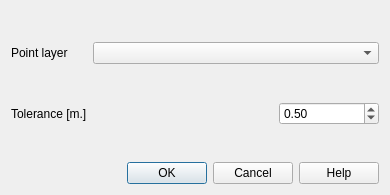
The window that asistente_ladm_col/ui/controlled_measurement_dialog.ui (SwissTierrasColombia/Asistente-LADM-COL) describes before a commit, drawn with Qt 5.
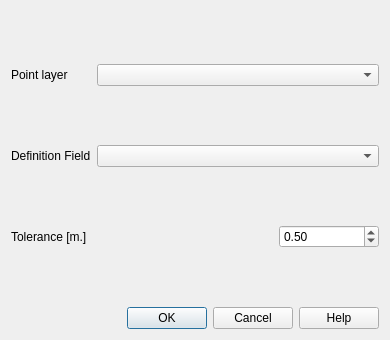
The same window after the commit. Custom widgets are drawn as their Qt base class.

Commit message: Add definition field funtionality

What changed in the file:
```diff
--- a/asistente_ladm_col/ui/controlled_measurement_dialog.ui
+++ b/asistente_ladm_col/ui/controlled_measurement_dialog.ui
@@ -7,7 +7,7 @@
     <x>0</x>
     <y>0</y>
     <width>390</width>
-    <height>195</height>
+    <height>340</height>
    </rect>
   </property>
   <property name="sizePolicy">
@@ -20,8 +20,25 @@
    <string>Controlled Measurement</string>
   </property>
   <layout class="QGridLayout" name="gridLayout">
-   <item row="0" column="0">
-    <layout class="QHBoxLayout" name="horizontalLayout"/>
+   <item row="3" column="1">
+    <spacer name="verticalSpacer_2">
+     <property name="orientation">
+      <enum>Qt::Vertical</enum>
+     </property>
+     <property name="sizeHint" stdset="0">
+      <size>
+       <width>20</width>
+       <height>40</height>
+      </size>
+     </property>
+    </spacer>
+   </item>
+   <item row="4" column="1">
+    <widget class="QLabel" name="label_3">
+     <property name="text">
+      <string>Definition Field</string>
+     </property>
+    </widget>
    </item>
    <item row="1" column="1">
     <spacer name="verticalSpacer">
@@ -36,6 +53,13 @@
      </property>
     </spacer>
    </item>
+   <item row="6" column="1">
+    <widget class="QLabel" name="label_2">
+     <property name="text">
+      <string>Tolerance [m.]</string>
+     </property>
+    </widget>
+   </item>
    <item row="2" column="1">
     <widget class="QLabel" name="label">
      <property name="text">
@@ -46,8 +70,8 @@
    <item row="2" column="2">
     <widget class="QgsMapLayerComboBox" name="mMapLayerComboBox"/>
    </item>
-   <item row="3" column="1">
-    <spacer name="verticalSpacer_2">
+   <item row="7" column="1">
+    <spacer name="verticalSpacer_3">
      <property name="orientation">
       <enum>Qt::Vertical</enum>
      </property>
@@ -59,14 +83,20 @@
      </property>
     </spacer>
    </item>
-   <item row="4" column="1">
-    <widget class="QLabel" name="label_2">
-     <property name="text">
-      <string>Tolerance [m.]</string>
+   <item row="8" column="1" colspan="2">
+    <widget class="QDialogButtonBox" name="buttonBox">
+     <property name="orientation">
+      <enum>Qt::Horizontal</enum>
+     </property>
+     <property name="standardButtons">
+      <set>QDialogButtonBox::Cancel|QDialogButtonBox::Help|QDialogButtonBox::Ok</set>
+     </property>
+     <property name="centerButtons">
+      <bool>false</bool>
      </property>
     </widget>
    </item>
-   <item row="4" column="2">
+   <item row="6" column="2">
     <layout class="QHBoxLayout" name="horizontalLayout_2">
      <item>
       <spacer name="horizontalSpacer">
@@ -100,7 +130,7 @@
     </layout>
    </item>
    <item row="5" column="1">
-    <spacer name="verticalSpacer_3">
+    <spacer name="verticalSpacer_4">
      <property name="orientation">
       <enum>Qt::Vertical</enum>
      </property>
@@ -112,18 +142,8 @@
      </property>
     </spacer>
    </item>
-   <item row="6" column="1" colspan="2">
-    <widget class="QDialogButtonBox" name="buttonBox">
-     <property name="orientation">
-      <enum>Qt::Horizontal</enum>
-     </property>
-     <property name="standardButtons">
-      <set>QDialogButtonBox::Cancel|QDialogButtonBox::Help|QDialogButtonBox::Ok</set>
-     </property>
-     <property name="centerButtons">
-      <bool>false</bool>
-     </property>
-    </widget>
+   <item row="4" column="2">
+    <widget class="QgsFieldComboBox" name="mFieldComboBox"/>
    </item>
   </layout>
  </widget>
@@ -133,6 +153,11 @@
    <extends>QComboBox</extends>
    <header>qgis.gui</header>
   </customwidget>
+  <customwidget>
+   <class>QgsFieldComboBox</class>
+   <extends>QComboBox</extends>
+   <header>qgis.gui</header>
+  </customwidget>
  </customwidgets>
  <resources/>
  <connections>
```
Left out of the diff: 11 changed lines with no effect on the pictures. The commit also changes 3 other files.
